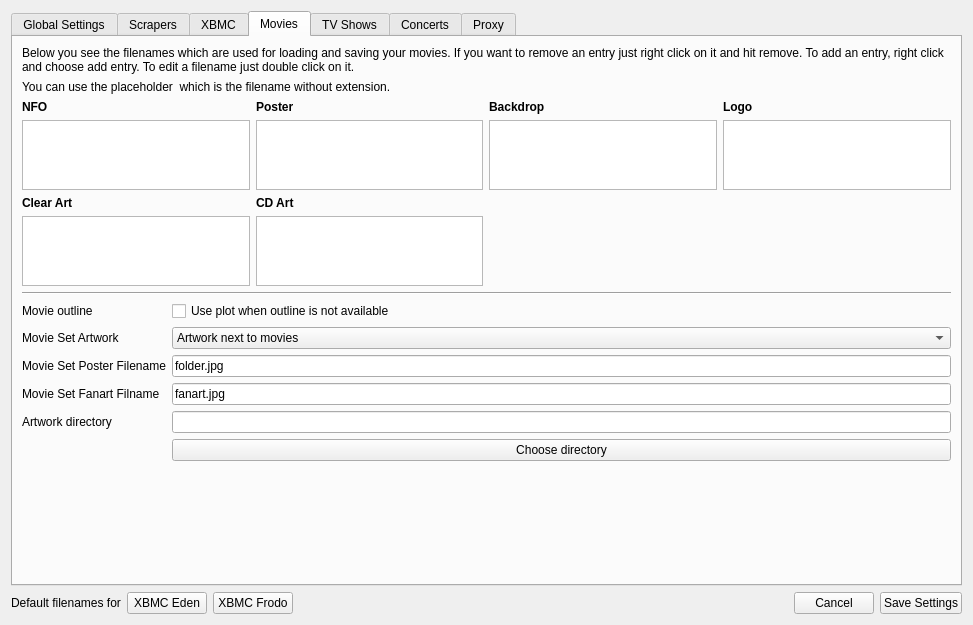
Komet/MediaElch, file settings/SettingsWidget.ui: the form before one commit.
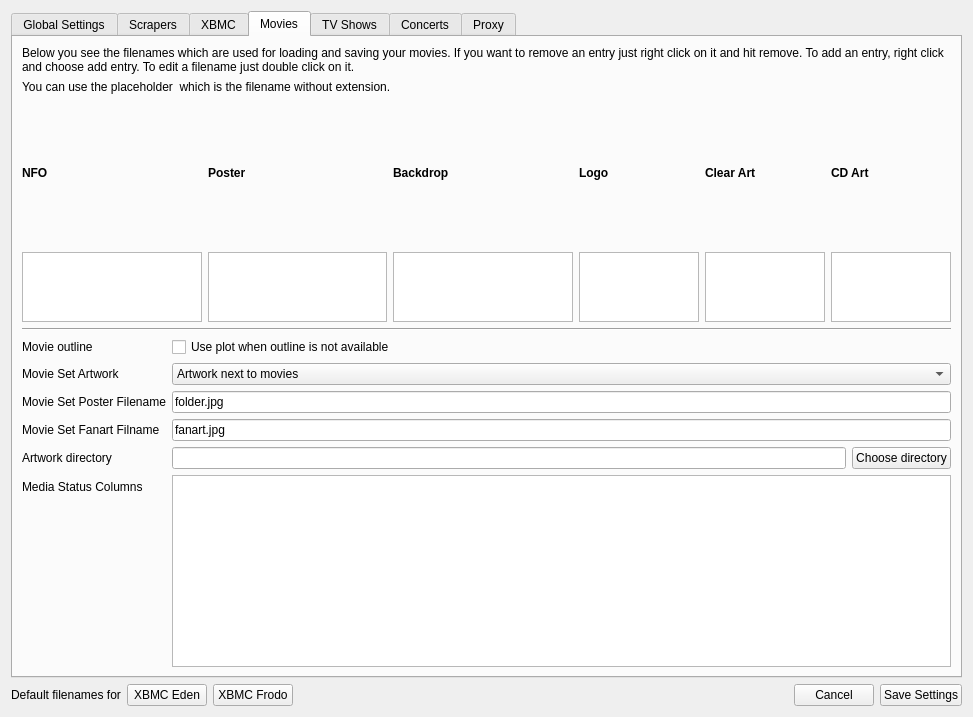
The form after the commit. The open tabs and pages were chosen to show the change. Icons and pictures are not drawn. Custom widgets are drawn as their Qt base class.

Commit message: Fixes #194 Added Media Status columns to movie list

The edit to the form file:
```diff
--- a/settings/SettingsWidget.ui
+++ b/settings/SettingsWidget.ui
@@ -10,7 +10,7 @@
     <x>0</x>
     <y>0</y>
     <width>973</width>
-    <height>625</height>
+    <height>717</height>
    </rect>
   </property>
   <property name="windowTitle">
@@ -357,6 +357,19 @@
        </item>
        <item>
         <layout class="QGridLayout" name="gridLayout">
+         <item row="0" column="4">
+          <widget class="QLabel" name="label_15">
+           <property name="font">
+            <font>
+             <weight>75</weight>
+             <bold>true</bold>
+            </font>
+           </property>
+           <property name="text">
+            <string>Clear Art</string>
+           </property>
+          </widget>
+         </item>
          <item row="0" column="3">
           <widget class="QLabel" name="label_29">
            <property name="font">
@@ -370,19 +383,6 @@
            </property>
           </widget>
          </item>
-         <item row="2" column="1">
-          <widget class="QLabel" name="label_16">
-           <property name="font">
-            <font>
-             <weight>75</weight>
-             <bold>true</bold>
-            </font>
-           </property>
-           <property name="text">
-            <string>CD Art</string>
-           </property>
-          </widget>
-         </item>
          <item row="0" column="2">
           <widget class="QLabel" name="label_28">
            <property name="font">
@@ -396,19 +396,6 @@
            </property>
           </widget>
          </item>
-         <item row="2" column="0">
-          <widget class="QLabel" name="label_15">
-           <property name="font">
-            <font>
-             <weight>75</weight>
-             <bold>true</bold>
-            </font>
-           </property>
-           <property name="text">
-            <string>Clear Art</string>
-           </property>
-          </widget>
-         </item>
          <item row="1" column="2">
           <widget class="DataFileListWidget" name="movieBackdropList">
            <property name="maximumSize">
@@ -447,9 +434,15 @@
          </item>
          <item row="1" column="3">
           <widget class="DataFileListWidget" name="movieLogoList">
+           <property name="minimumSize">
+            <size>
+             <width>120</width>
+             <height>0</height>
+            </size>
+           </property>
            <property name="maximumSize">
             <size>
-             <width>16777215</width>
+             <width>120</width>
              <height>70</height>
             </size>
            </property>
@@ -475,21 +468,46 @@
            </property>
           </widget>
          </item>
-         <item row="3" column="0">
+         <item row="1" column="4">
           <widget class="DataFileListWidget" name="movieClearArtList">
+           <property name="minimumSize">
+            <size>
+             <width>120</width>
+             <height>0</height>
+            </size>
+           </property>
            <property name="maximumSize">
             <size>
-             <width>16777215</width>
+             <width>120</width>
              <height>70</height>
             </size>
            </property>
           </widget>
          </item>
-         <item row="3" column="1">
+         <item row="0" column="5">
+          <widget class="QLabel" name="label_16">
+           <property name="font">
+            <font>
+             <weight>75</weight>
+             <bold>true</bold>
+            </font>
+           </property>
+           <property name="text">
+            <string>CD Art</string>
+           </property>
+          </widget>
+         </item>
+         <item row="1" column="5">
           <widget class="DataFileListWidget" name="movieCdArtList">
+           <property name="minimumSize">
+            <size>
+             <width>120</width>
+             <height>0</height>
+            </size>
+           </property>
            <property name="maximumSize">
             <size>
-             <width>16777215</width>
+             <width>120</width>
              <height>70</height>
             </size>
            </property>
@@ -513,16 +531,6 @@
            </property>
           </widget>
          </item>
-         <item row="4" column="1">
-          <widget class="QLineEdit" name="movieSetArtworkDir"/>
-         </item>
-         <item row="5" column="1">
-          <widget class="QPushButton" name="btnMovieSetArtworkDir">
-           <property name="text">
-            <string>Choose directory</string>
-           </property>
-          </widget>
-         </item>
          <item row="1" column="0">
           <widget class="QLabel" name="label_6">
            <property name="text">
@@ -592,21 +600,32 @@
            </property>
           </widget>
          </item>
+         <item row="4" column="1">
+          <layout class="QHBoxLayout" name="horizontalLayout_2">
+           <item>
+            <widget class="QLineEdit" name="movieSetArtworkDir"/>
+           </item>
+           <item>
+            <widget class="QPushButton" name="btnMovieSetArtworkDir">
+             <property name="text">
+              <string>Choose directory</string>
+             </property>
+            </widget>
+           </item>
+          </layout>
+         </item>
+         <item row="5" column="0">
+          <widget class="QLabel" name="label_18">
+           <property name="text">
+            <string>Media Status Columns</string>
+           </property>
+          </widget>
+         </item>
+         <item row="5" column="1">
+          <widget class="QListWidget" name="mediaStatusColumns"/>
+         </item>
         </layout>
        </item>
-       <item>
-        <spacer name="verticalSpacer">
-         <property name="orientation">
-          <enum>Qt::Vertical</enum>
-         </property>
-         <property name="sizeHint" stdset="0">
-          <size>
-           <width>20</width>
-           <height>40</height>
-          </size>
-         </property>
-        </spacer>
-       </item>
       </layout>
      </widget>
      <widget class="QWidget" name="tab_4">
```
The commit also changes 37 other files.
